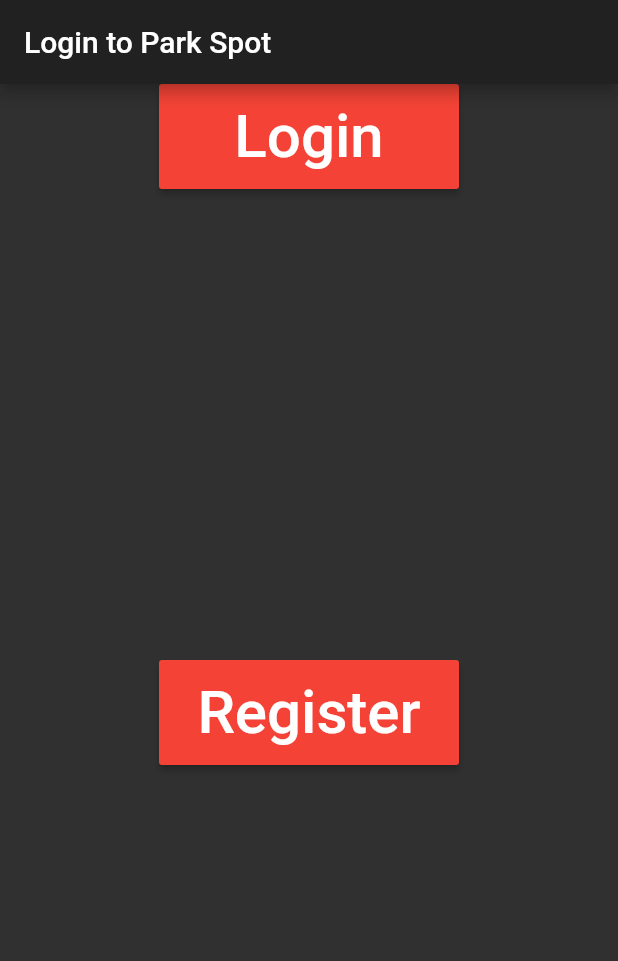
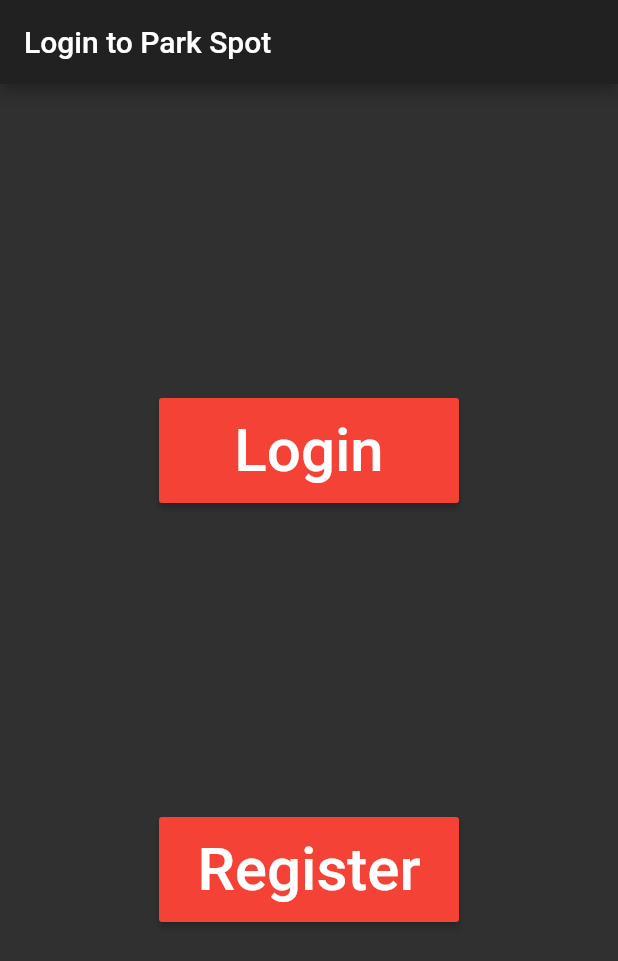
Before and after one commit to nahianalam18/ParkSpot, a Flutter app: the screen it shows after launch, on a phone screen of 412 x 824 dp. Shown: the top 961 px of the screen. Run offline on Flutter 3.47's test engine with Material 2 defaults, Android fonts, the phone set to English and light mode, and no system bars.

Commit message:
Login page readjusted

```diff
--- a/lib/loginPage.dart
+++ b/lib/loginPage.dart
@@ -14,6 +14,7 @@ class Login extends StatelessWidget {
             child: Container(
                 child: Column(
           children: <Widget>[
+            Spacer(flex: 1),
             ButtonTheme(
                 minWidth: 200.0,
                 height: 70.0,
```
